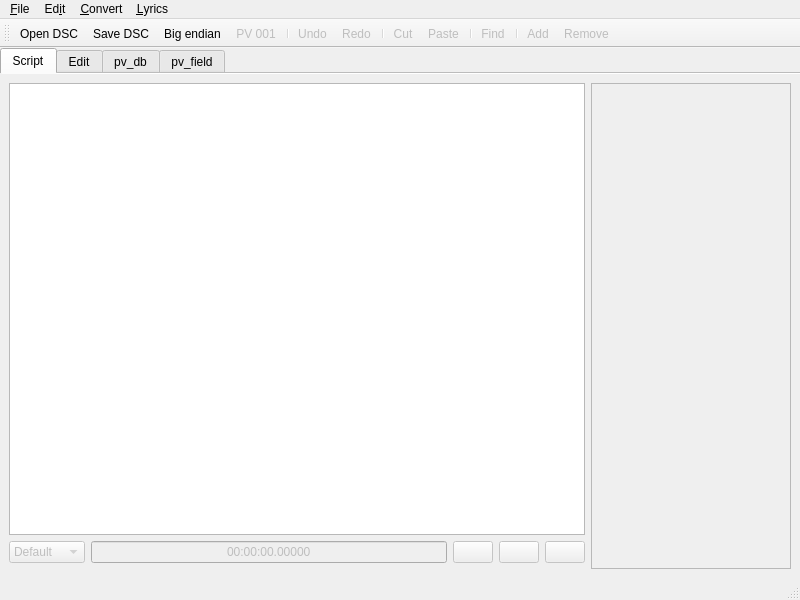
First picture: the form in mainwindow.ui, repository nastys/Open-PD-Script-Editor, before the edit.
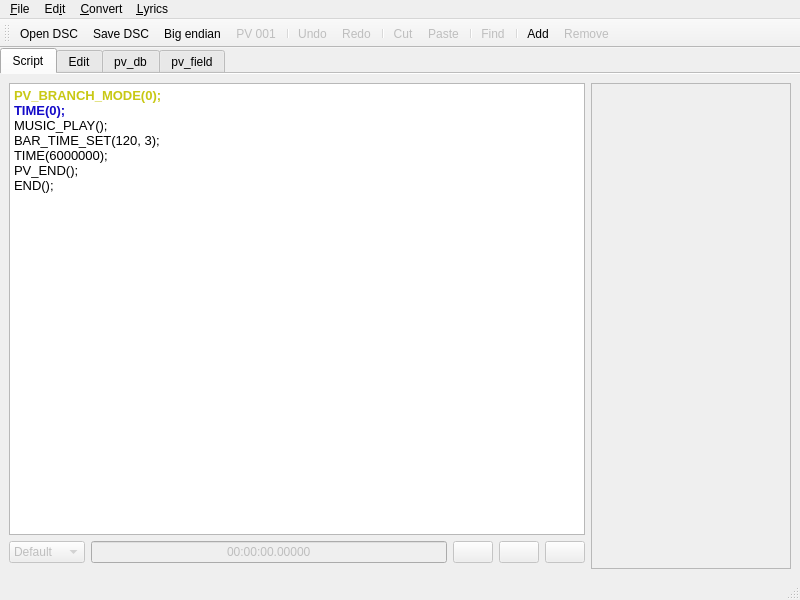
Second picture: the form after the edit. Icons and pictures are not drawn.

What changed in the file:
```diff
--- a/mainwindow.ui
+++ b/mainwindow.ui
@@ -73,7 +73,21 @@
          </widget>
         </item>
         <item row="0" column="0" colspan="2">
-         <widget class="QTextEdit" name="textEdit"/>
+         <widget class="QTextEdit" name="textEdit">
+          <property name="html">
+           <string>&lt;!DOCTYPE HTML PUBLIC &quot;-//W3C//DTD HTML 4.0//EN&quot; &quot;http://www.w3.org/TR/REC-html40/strict.dtd&quot;&gt;
+&lt;html&gt;&lt;head&gt;&lt;meta name=&quot;qrichtext&quot; content=&quot;1&quot; /&gt;&lt;style type=&quot;text/css&quot;&gt;
+p, li { white-space: pre-wrap; }
+&lt;/style&gt;&lt;/head&gt;&lt;body style=&quot; font-family:'Ubuntu'; font-size:10pt; font-weight:400; font-style:normal;&quot;&gt;
+&lt;p style=&quot; margin-top:0px; margin-bottom:0px; margin-left:0px; margin-right:0px; -qt-block-indent:0; text-indent:0px;&quot;&gt;&lt;span style=&quot; font-weight:600; color:#c8c814;&quot;&gt;PV_BRANCH_MODE(0);&lt;/span&gt;&lt;/p&gt;
+&lt;p style=&quot; margin-top:0px; margin-bottom:0px; margin-left:0px; margin-right:0px; -qt-block-indent:0; text-indent:0px;&quot;&gt;&lt;span style=&quot; font-weight:600; color:#140ac8;&quot;&gt;TIME(0);&lt;/span&gt;&lt;/p&gt;
+&lt;p style=&quot; margin-top:0px; margin-bottom:0px; margin-left:0px; margin-right:0px; -qt-block-indent:0; text-indent:0px;&quot;&gt;&lt;span style=&quot; color:#000000;&quot;&gt;MUSIC_PLAY();&lt;/span&gt;&lt;/p&gt;
+&lt;p style=&quot; margin-top:0px; margin-bottom:0px; margin-left:0px; margin-right:0px; -qt-block-indent:0; text-indent:0px;&quot;&gt;&lt;span style=&quot; color:#000000;&quot;&gt;BAR_TIME_SET(120, 3);&lt;/span&gt;&lt;/p&gt;
+&lt;p style=&quot; margin-top:0px; margin-bottom:0px; margin-left:0px; margin-right:0px; -qt-block-indent:0; text-indent:0px;&quot;&gt;&lt;span style=&quot; color:#000000;&quot;&gt;TIME(6000000);&lt;/span&gt;&lt;/p&gt;
+&lt;p style=&quot; margin-top:0px; margin-bottom:0px; margin-left:0px; margin-right:0px; -qt-block-indent:0; text-indent:0px;&quot;&gt;PV_END();&lt;/p&gt;
+&lt;p style=&quot; margin-top:0px; margin-bottom:0px; margin-left:0px; margin-right:0px; -qt-block-indent:0; text-indent:0px;&quot;&gt;END();&lt;/p&gt;&lt;/body&gt;&lt;/html&gt;</string>
+          </property>
+         </widget>
         </item>
         <item row="1" column="0" colspan="2">
          <widget class="QWidget" name="widget" native="true">
@@ -774,9 +788,6 @@
    </property>
   </action>
   <action name="actionAdd_command">
-   <property name="enabled">
-    <bool>false</bool>
-   </property>
    <property name="icon">
     <iconset resource="res.qrc">
      <normaloff>:/icons/icons8/color/icons/icons8/color/icons8-aggiungi-48.png</normaloff>:/icons/icons8/color/icons/icons8/color/icons8-aggiungi-48.png</iconset>
```
Left out of the diff: 8 changed lines with no effect on the pictures.
